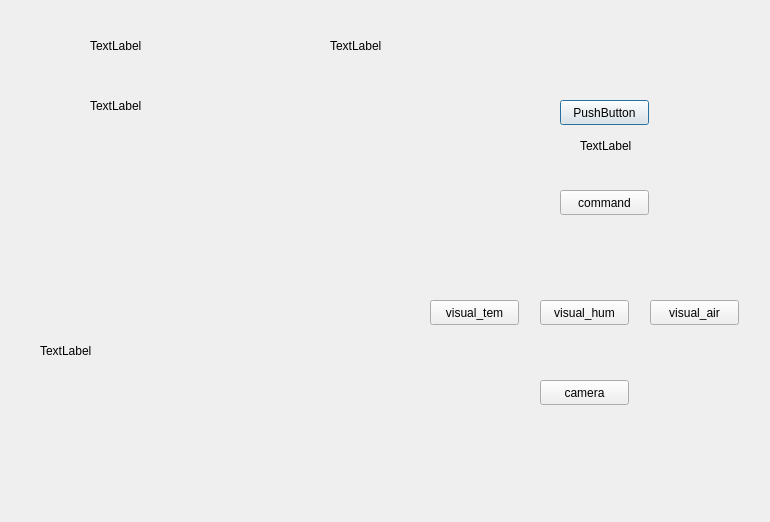
First picture: the form in Qt.ui, repository addinedu-ros-4th/iot-repo-6, before the edit.
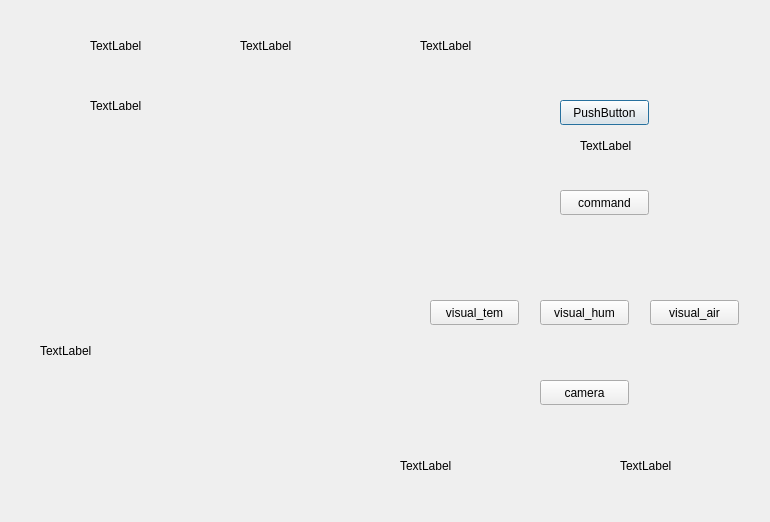
Second picture: the form after the edit.

```diff
--- a/Qt.ui
+++ b/Qt.ui
@@ -18,7 +18,7 @@
     <rect>
      <x>90</x>
      <y>30</y>
-     <width>191</width>
+     <width>91</width>
      <height>31</height>
     </rect>
    </property>
@@ -55,9 +55,9 @@
   <widget class="QLabel" name="label3">
    <property name="geometry">
     <rect>
-     <x>330</x>
+     <x>240</x>
      <y>30</y>
-     <width>191</width>
+     <width>91</width>
      <height>31</height>
     </rect>
    </property>
@@ -156,6 +156,45 @@
     <string>TextLabel</string>
    </property>
   </widget>
+  <widget class="QLabel" name="label5">
+   <property name="geometry">
+    <rect>
+     <x>420</x>
+     <y>30</y>
+     <width>91</width>
+     <height>31</height>
+    </rect>
+   </property>
+   <property name="text">
+    <string>TextLabel</string>
+   </property>
+  </widget>
+  <widget class="QLabel" name="label6">
+   <property name="geometry">
+    <rect>
+     <x>400</x>
+     <y>450</y>
+     <width>161</width>
+     <height>31</height>
+    </rect>
+   </property>
+   <property name="text">
+    <string>TextLabel</string>
+   </property>
+  </widget>
+  <widget class="QLabel" name="label7">
+   <property name="geometry">
+    <rect>
+     <x>620</x>
+     <y>450</y>
+     <width>91</width>
+     <height>31</height>
+    </rect>
+   </property>
+   <property name="text">
+    <string>TextLabel</string>
+   </property>
+  </widget>
  </widget>
  <resources/>
  <connections/>
```
